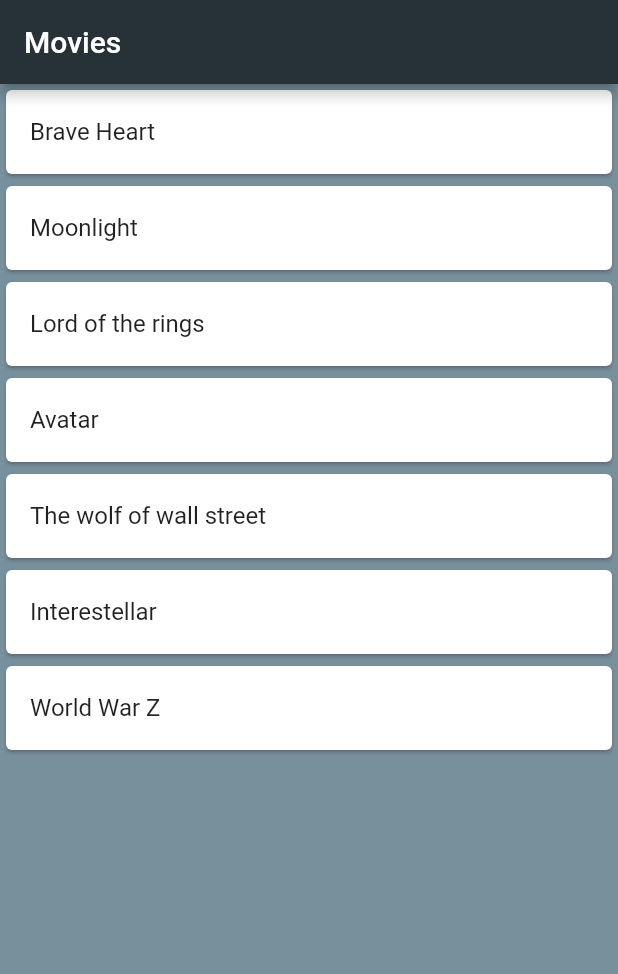
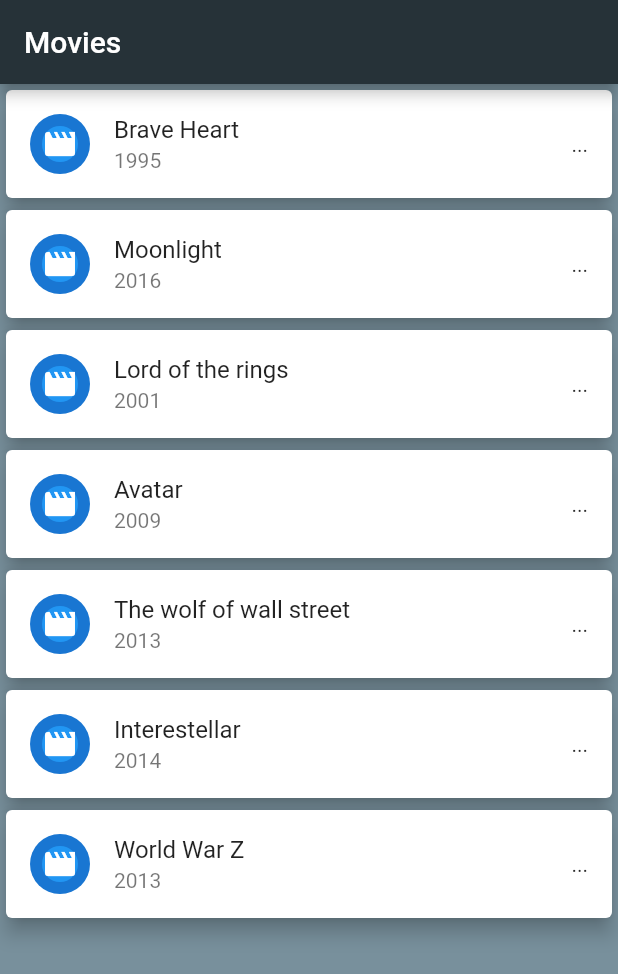
Before and after one commit to RazielHernandez/MAPD722_Lab03_Movies, a Flutter app: the screen it shows after launch, on a phone screen of 412 x 824 dp. Shown: the top 974 px of the screen. Run offline on Flutter 3.47's test engine with Material 2 defaults, Android fonts, the phone set to English and light mode, and no system bars.

Commit message:
Third commit. Interface improved

```diff
--- a/lib/main.dart
+++ b/lib/main.dart
@@ -13,9 +13,9 @@ class MyApp extends StatelessWidget {
     return MaterialApp(
       debugShowCheckedModeBanner: false,
       title: 'Starter Template',
-      theme: ThemeData(
-        primarySwatch: Colors.red,
-      ),
+      /*theme: ThemeData(
+        primarySwatch: Colors.blue,
+      ),*/
       home: MovieViewList()
     );
   }
--- a/lib/pages/home.dart
+++ b/lib/pages/home.dart
@@ -12,6 +12,16 @@ class MovieViewList extends StatelessWidget {
     "World War Z"
   ];
 
+  final List moviesYears = [
+    "1995",
+    "2016",
+    "2001",
+    "2009",
+    "2013",
+    "2014",
+    "2013"
+  ];
+
   @override
   Widget build(BuildContext context){
     return Scaffold(
@@ -24,10 +34,22 @@ class MovieViewList extends StatelessWidget {
         itemCount: movies.length,
         itemBuilder: (BuildContext context, int index){
           return Card(
+            elevation: 5.5,
             color: Colors.white,
             child: ListTile(
+              leading: CircleAvatar(
+                child: Container(
+                  decoration: BoxDecoration(
+                    color: Colors.blue,
+                    borderRadius: BorderRadius.circular(13.9),
+                  ),
+                  child: Icon(Icons.movie),
+                ),
+              ),
+              trailing: Text("..."),
               title: Text(movies[index]),
-              //subtitle: Text("Movie subtitle"),
+              subtitle: Text(moviesYears[index]),
+              onTap: () => debugPrint("Movie name: ${movies.elementAt(index)}"),
             ),
           );
         },
@@ -35,55 +57,3 @@ class MovieViewList extends StatelessWidget {
     );
   }
 }
-
-/*
-class Home extends StatelessWidget {
-  const Home({super.key});
-
-  @override
-  Widget build(BuildContext context) {
-    return Scaffold(
-      appBar: AppBar(
-        title: Text(
-          'Movies Carlos Hernandez',
-          style: TextStyle(color: Colors.black87),
-        ),
-        backgroundColor: Colors.white,
-        iconTheme: IconThemeData(color: Colors.black54),
-        brightness: Brightness.light,
-        leading: IconButton(icon: Icon(Icons.menu), onPressed: () {}),
-        actions: <Widget>[
-          IconButton(icon: Icon(Icons.cloud_queue), onPressed: () {})
-        ],
-      ),
-      body: _buildBody(),
-    );
-  }
-
-  Widget _buildBody() {
-    return SingleChildScrollView(
-      child: Column(
-        children: <Widget>[
-          //_buildJournalHeaderImage(),
-          SafeArea(
-            child: Padding(
-              padding: EdgeInsets.all(16.0),
-              child: Column(
-                crossAxisAlignment: CrossAxisAlignment.start,
-                children: <Widget>[
-                  //_buildJournalEntry(),
-                  Divider(),
-                  //_buildJournalWeather(),
-                  Divider(),
-                  //_buildJournalTags(),
-                  Divider(),
-                  //_buildJournalFooterImages(),
-                ],
-              ),
-            ),
-          ),
-        ],
-      ),
-    );
-  }
-}*/
```
